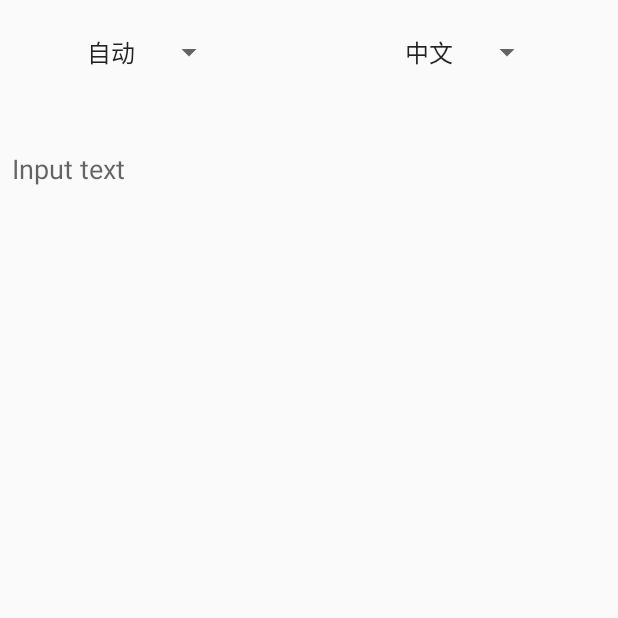
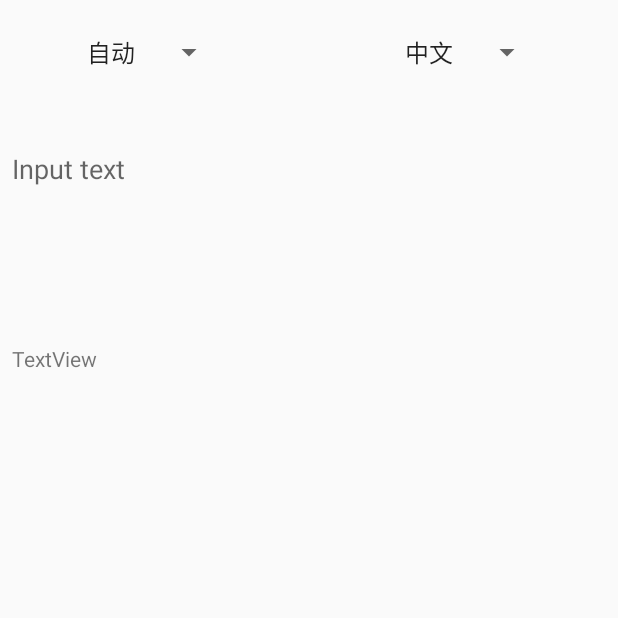
Before and after one commit to Tsitsing/Translation, an Android app: the screen it shows after launch (MainActivity), on a phone screen of 412 x 824 dp, the top half of it. Run offline under Robolectric (Android 15) with nearby library versions, the phone set to English and light mode, and no system bars; our stand-ins replace Volley.

Commit message:
已连接上远程数据库，可进行查词

```diff
--- a/app/src/main/res/layout/fragment_home.xml
+++ b/app/src/main/res/layout/fragment_home.xml
@@ -64,4 +64,17 @@
         app:layout_constraintStart_toStartOf="parent"
         app:layout_constraintTop_toBottomOf="@+id/text_input" />
 
+    <TextView
+        android:id="@+id/textView_detail"
+        android:layout_width="0dp"
+        android:layout_height="356dp"
+        android:layout_marginStart="8dp"
+        android:layout_marginTop="60dp"
+        android:layout_marginEnd="8dp"
+        android:text="TextView"
+        app:layout_constraintEnd_toEndOf="parent"
+        app:layout_constraintHorizontal_bias="0.0"
+        app:layout_constraintStart_toStartOf="parent"
+        app:layout_constraintTop_toBottomOf="@+id/text_result" />
+
 </android.support.constraint.ConstraintLayout>
--- a/app/src/main/res/values/colors.xml
+++ b/app/src/main/res/values/colors.xml
@@ -4,5 +4,5 @@
     <color name="white">#FFFFFF</color>
     <color name="colorPrimary">#873D24</color>
     <color name="colorPrimaryDark">#671D14</color>
-    <color name="colorAccent">#FFFFFF</color>
+    <color name="colorAccent">#873D24</color>
 </resources>
```
Also changed, not shown: app/src/main/java/com/tsitsing/translation/HomeFragment.java (+59 -4 lines).
